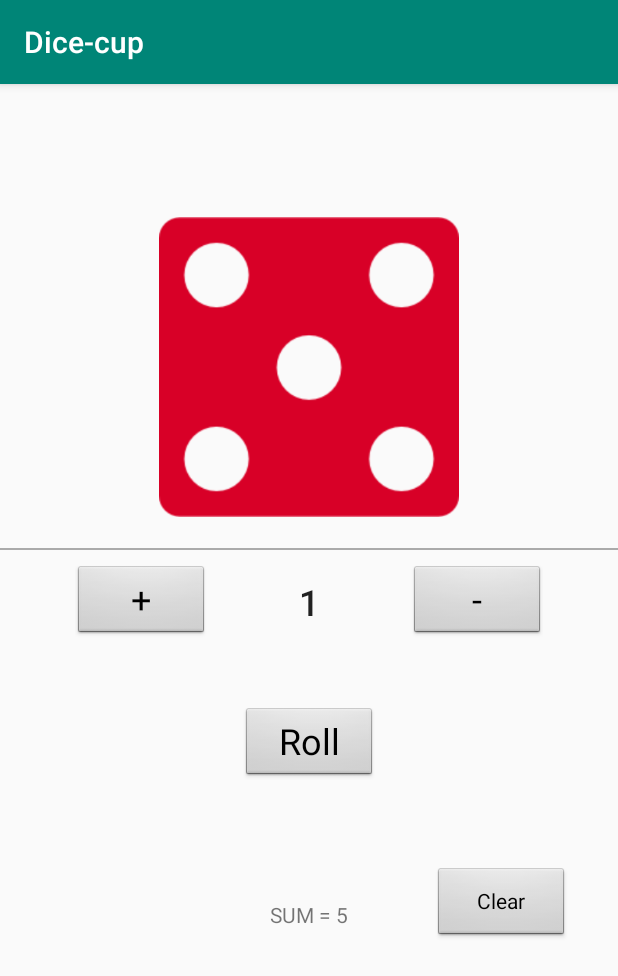
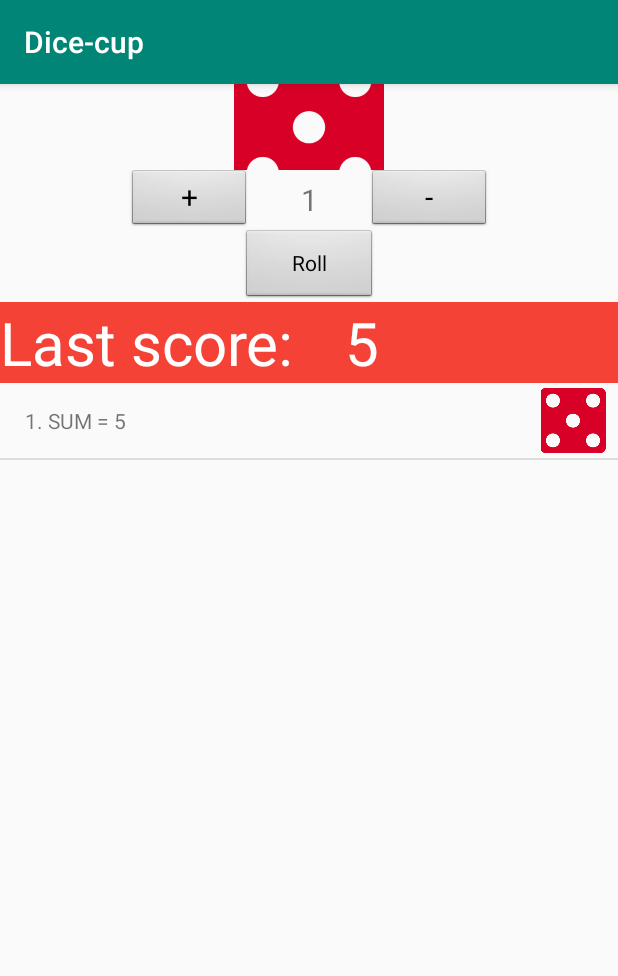
Before and after one commit to SzymonSoczewka/Dicecup, an Android app: the screen it shows after launch (MainActivity), after a tap on "Roll", on a phone screen of 412 x 824 dp. Shown: the top 976 px of the screen. Run offline under Robolectric (Android 15) with nearby library versions, the phone set to English and light mode, and no system bars.

Commit message:
Almost done

```diff
--- a/app/src/main/java/com/example/dice_cup/MainActivity.java
+++ b/app/src/main/java/com/example/dice_cup/MainActivity.java
@@ -1,31 +1,41 @@
 package com.example.dice_cup;
 
-import androidx.appcompat.app.AppCompatActivity;
-
+import android.app.ListActivity;
 import android.content.Context;
 import android.os.Bundle;
-import android.util.Log;
+import android.view.LayoutInflater;
 import android.view.View;
+import android.view.ViewGroup;
+import android.widget.ArrayAdapter;
 import android.widget.Button;
 import android.widget.ImageView;
 import android.widget.LinearLayout;
+import android.widget.ListAdapter;
+import android.widget.ListView;
 import android.widget.TextView;
+
+import androidx.annotation.NonNull;
+import androidx.annotation.Nullable;
+import androidx.appcompat.app.AppCompatActivity;
 
 import java.util.ArrayList;
 import java.util.List;
 import java.util.Random;
 
 public class MainActivity extends AppCompatActivity {
-    private Button add,subtract,dicesNum,roll,clear;
-    private LinearLayout dicesField, historyLayout;
+    private Button add,subtract,roll;
+    private TextView dicesNum,lastScore;
+    private LinearLayout dicesField;
+    private ListView historyListView;
     private Context c;
     LinearLayout.LayoutParams params;
     private int currentNum = 1;
-    private int sum = 0;
-    private String historyLog = "";
+    private int sum;
     ImageView dice;
     private Random r = new Random();
-    private List<String> historyRecord = new ArrayList<>();
+    private ArrayList<String> historyRecord = new ArrayList<>();
+    private ArrayList<Integer> historyRecord2 = new ArrayList<>();
+
     @Override
     protected void onCreate(Bundle savedInstanceState) {
         super.onCreate(savedInstanceState);
@@ -33,7 +43,6 @@ public class MainActivity extends AppCompatActivity {
         c = getWindow().getContext();
         init();
         setButtons();
-
     }
 
     private void setButtons() {
@@ -52,31 +61,15 @@ public class MainActivity extends AppCompatActivity {
             }
         });
         roll.setOnClickListener(new View.OnClickListener() {
-            @Override // 300 git
+            @Override
             public void onClick(View v) {
                 dicesField.removeAllViews();
                 sum = 0;
+                historyRecord2.clear();
                 generateDices(currentNum);
             }
         });
-        clear.setOnClickListener(new View.OnClickListener() {
-            @Override // 300 git
-            public void onClick(View v) {
-                clearHistory();
     }
-        });
-    }
-    private LinearLayout.LayoutParams adjustParams(int num){
-        if(currentNum < 4)
-            return new LinearLayout.LayoutParams(300,300);
-        else if(currentNum == 4)
-            return new LinearLayout.LayoutParams(250,250);
-        else if(currentNum == 5)
-            return new LinearLayout.LayoutParams(200,200);
-        else
-            return new LinearLayout.LayoutParams(150,150);
-    }
-
     private void generateDices(int currentNum) {
         for (int i = 0; i < currentNum; i++) {
             int randomNum = r.nextInt(6) + 1;
@@ -85,72 +78,92 @@ public class MainActivity extends AppCompatActivity {
             switch (randomNum) {
                 case 1:
                     dice.setImageResource(R.drawable.dice_one);
+                    historyRecord2.add(R.drawable.dice_one);
                     break;
                 case 2:
                     dice.setImageResource(R.drawable.dice_two);
+                    historyRecord2.add(R.drawable.dice_two);
                     break;
                 case 3:
                     dice.setImageResource(R.drawable.dice_three);
+                    historyRecord2.add(R.drawable.dice_three);
                     break;
                 case 4:
                     dice.setImageResource(R.drawable.dice_four);
+                    historyRecord2.add(R.drawable.dice_four);
                     break;
                 case 5:
                     dice.setImageResource(R.drawable.dice_five);
+                    historyRecord2.add(R.drawable.dice_five);
                     break;
                 case 6:
                     dice.setImageResource(R.drawable.dice_six);
+                    historyRecord2.add(R.drawable.dice_six);
                     break;
             }
-            params = adjustParams(currentNum);
+            params = new LinearLayout.LayoutParams(150,150);
             params.setMargins(5,0,5,0);
             dice.setLayoutParams(params);
             dicesField.addView(dice);
         }
-        historyLog= "SUM = "+sum;
-        handleHistory(historyLog);
+        lastScore.setText(String.valueOf(sum));
+        setAdapter(historyRecord);
     }
 
-    private void handleHistory(String historyLog) {
-        if(historyRecord.size()>5){
-            historyRecord.remove(0);
-            historyRecord.add(historyLog);
-            addLogs(historyRecord);
-        }
-        else{
-            historyRecord.add(historyLog);
-            addLogs(historyRecord);
-        }
+    private void setAdapter(ArrayList<String> historyRecord) {
+        historyRecord.add(historyRecord.size()+1 +". SUM = " + sum);
+        RollAdapter arrayAdapter = new RollAdapter(this,historyRecord);
+        historyListView.setAdapter(arrayAdapter);
     }
 
-
-    private void addLogs(List<String> logs)
-    {
-        TextView v;
-        historyLayout.removeAllViews();
-        v = new TextView(c);
-        String str = "History";
-        v.setText(str);
-        historyLayout.addView(new TextView(c));
-        for (String s: logs){
-            v = new TextView(c);
-            v.setText(s);
-            historyLayout.addView(v);
-        }
-    }
     private void init() {
         add = findViewById(R.id.addButt);
         subtract = findViewById(R.id.subtractButt);
         dicesNum = findViewById(R.id.dicesNum);
         roll = findViewById(R.id.roll);
-     clear = findViewById(R.id.clear);
         dicesField = findViewById(R.id.dicesField);
-     historyLayout = findViewById(R.id.historyLayout);
+        historyListView = findViewById(R.id.listView);
+        lastScore = findViewById(R.id.lastScore);
         }
 
-    public void clearHistory() {
-        historyLayout.removeAllViews();
-        historyRecord.clear();
+
+    class RollAdapter extends ArrayAdapter<String>{
+
+        private ArrayList<String> rolls = historyRecord;
+
+        public RollAdapter(@NonNull Context context, @NonNull ArrayList<String> rolls) {
+            super(context, 0, rolls);
+            this.rolls = rolls;
         }
 
+        @NonNull
+        @Override
+        public View getView(int position, @Nullable View view, @NonNull ViewGroup parent) {
+
+            if(view == null)
+            {
+                //Obtain inflater
+                LayoutInflater inflater = (LayoutInflater) getContext().getSystemService(Context.LAYOUT_INFLATER_SERVICE);
+                view = inflater.inflate(R.layout.single_record,null);
             }
+
+            String score = historyRecord.get(position);
+
+            TextView txtScore = view.findViewById(R.id.textView);
+            txtScore.setText(score);
+
+
+            LinearLayout dicesLayout = view.findViewById(R.id.dicesContainter);
+            dicesLayout.removeAllViews();
+            for (Integer imageID : historyRecord2) {
+                ImageView dice = new ImageView(c);
+                dice.setImageResource(imageID);
+                LinearLayout.LayoutParams params = new LinearLayout.LayoutParams(80, LinearLayout.LayoutParams.MATCH_PARENT);
+                params.setMargins(5,5,5,5);
+                dice.setLayoutParams(params);
+                dicesLayout.addView(dice);
+            }
+            return view;
+        }
+        }
+    }
--- a/app/src/main/res/layout/activity_main.xml
+++ b/app/src/main/res/layout/activity_main.xml
@@ -1,139 +1,99 @@
 <?xml version="1.0" encoding="utf-8"?>
-<androidx.constraintlayout.widget.ConstraintLayout xmlns:android="http://schemas.android.com/apk/res/android"
-    xmlns:app="http://schemas.android.com/apk/res-auto"
+<LinearLayout xmlns:android="http://schemas.android.com/apk/res/android"
     xmlns:tools="http://schemas.android.com/tools"
     android:layout_width="match_parent"
     android:layout_height="match_parent"
-    tools:context=".MainActivity">
+    tools:context=".MainActivity"
+    android:orientation="vertical">
 
-    <View
-        android:id="@+id/view"
+    <LinearLayout
+        android:id="@+id/dicesField"
         android:layout_width="match_parent"
-        android:layout_height="1dp"
-        android:layout_marginTop="30dp"
-        android:layout_marginBottom="11dp"
-        android:background="@android:color/darker_gray"
-        app:layout_constraintBottom_toTopOf="@+id/linearLayout4"
-        app:layout_constraintEnd_toEndOf="parent"
-        app:layout_constraintHorizontal_bias="0.0"
-        app:layout_constraintStart_toStartOf="parent"
-        app:layout_constraintTop_toBottomOf="@+id/scollview" />
+        android:layout_height="57dp"
+        android:gravity="center"
+        android:orientation="horizontal" />
 
-    <ScrollView
-        android:id="@+id/scollview"
-        android:layout_width="0dp"
+    <LinearLayout
+        android:layout_width="match_parent"
         android:layout_height="wrap_content"
-        android:layout_marginTop="80dp"
-        android:layout_marginBottom="15dp"
-        android:orientation="horizontal"
-        app:layout_constraintBottom_toTopOf="@+id/linearLayout4"
-        app:layout_constraintEnd_toEndOf="parent"
-        app:layout_constraintHorizontal_bias="0.0"
-        app:layout_constraintStart_toStartOf="parent"
-        app:layout_constraintTop_toTopOf="parent">
+        android:gravity="center">
 
-        <LinearLayout
-            android:id="@+id/dicesField"
-            android:layout_width="match_parent"
-            android:layout_height="wrap_content"
-            android:adjustViewBounds="true"
+        <Button
+            android:id="@+id/addButt"
+            style="@android:style/Widget.Button.Small"
+            android:layout_width="80dp"
+            android:layout_height="40dp"
+            android:text="@string/add"
+            android:textSize="20sp" />
+
+        <TextView
+            android:id="@+id/dicesNum"
+            android:layout_width="80dp"
+            android:layout_height="40dp"
             android:gravity="center"
-            android:orientation="horizontal" />
-    </ScrollView>
+            android:text="@string/dicesDefault"
+            android:textSize="20sp" />
+
+        <Button
+            android:id="@+id/subtractButt"
+            style="@android:style/Widget.Button.Small"
+            android:layout_width="80dp"
+            android:layout_height="40dp"
+            android:text="@string/sub"
+            android:textSize="20sp" />
+
+    </LinearLayout>
 
     <Button
         android:id="@+id/roll"
         style="@android:style/Widget.Button.Small"
         android:layout_width="wrap_content"
         android:layout_height="wrap_content"
-        android:layout_marginStart="162dp"
-        android:layout_marginLeft="162dp"
-        android:layout_marginTop="30dp"
-        android:layout_marginEnd="162dp"
-        android:layout_marginRight="162dp"
-        android:layout_marginBottom="26dp"
-        android:text="Roll"
-        android:textSize="24sp"
-        app:layout_constraintBottom_toTopOf="@id/historyLayout"
-        app:layout_constraintEnd_toEndOf="parent"
-        app:layout_constraintStart_toStartOf="parent"
-        app:layout_constraintTop_toBottomOf="@+id/linearLayout4" />
+        android:layout_gravity="center"
+        android:text="@string/rollText" />
 
     <LinearLayout
-        android:id="@+id/linearLayout4"
-        android:layout_width="0dp"
-        android:layout_height="65dp"
-        android:layout_marginStart="50dp"
-        android:layout_marginLeft="50dp"
-        android:layout_marginEnd="50dp"
-        android:layout_marginRight="50dp"
-        android:gravity="center"
-        android:orientation="horizontal"
-        app:layout_constraintBottom_toTopOf="@+id/roll"
-        app:layout_constraintEnd_toEndOf="parent"
-        app:layout_constraintStart_toStartOf="parent"
-        app:layout_constraintTop_toBottomOf="@+id/scollview">
+        android:layout_width="match_parent"
+        android:layout_height="wrap_content"
+        android:background="#F44336"
+        android:orientation="horizontal">
 
-        <Button
-            android:id="@+id/addButt"
-            style="@android:style/Widget.Button.Small"
-            android:layout_width="wrap_content"
+        <TextView
+            android:layout_width="230dp"
             android:layout_height="wrap_content"
-            android:text="+"
-            android:textSize="24sp" />
+            android:gravity="center|left"
+            android:text="@string/resultTitle"
+            android:textColor="@android:color/white"
+            android:textSize="40sp" />
 
-        <Button
-            android:id="@+id/dicesNum"
-            style="@style/Widget.AppCompat.Button.Borderless"
-            android:layout_width="50dp"
+        <LinearLayout
+            android:layout_width="match_parent"
             android:layout_height="wrap_content"
-            android:layout_weight="1"
-            android:clickable="false"
-            android:text="1"
-            android:textSize="24sp" />
+            android:gravity="right"
+            android:paddingRight="10dp">
 
-        <Button
-            android:id="@+id/subtractButt"
-            style="@android:style/Widget.Button.Small"
-            android:layout_width="wrap_content"
-            android:layout_height="wrap_content"
-            android:text="-"
-            android:textSize="24sp" />
+            <TextView
+                android:id="@+id/txtResult"
+                android:layout_width="wrap_content"
+                android:layout_height="wrap_content"
+                android:textColor="@android:color/white"
+                android:textSize="40sp" />
+
+            <TextView
+                android:id="@+id/lastScore"
+                android:layout_width="match_parent"
+                android:layout_height="match_parent"
+                android:gravity="center|left"
+                android:text="@string/resultVal"
+                android:textColor="@android:color/white"
+                android:textSize="40sp" />
+        </LinearLayout>
 
     </LinearLayout>
 
-    <LinearLayout
-        android:id="@+id/historyLayout"
-        android:layout_width="wrap_content"
-        android:layout_height="219dp"
-        android:layout_marginStart="150dp"
-        android:layout_marginLeft="150dp"
-        android:layout_marginTop="26dp"
-        android:layout_marginEnd="150dp"
-        android:layout_marginRight="150dp"
-        android:layout_marginBottom="15dp"
-        android:gravity="center_horizontal|top"
-        android:orientation="vertical"
-        app:layout_constraintBottom_toBottomOf="parent"
-        app:layout_constraintEnd_toEndOf="parent"
-        app:layout_constraintStart_toStartOf="parent"
-        app:layout_constraintTop_toBottomOf="@+id/roll"/>
+    <ListView
+        android:id="@+id/listView"
+        android:layout_width="match_parent"
+        android:layout_height="match_parent"/>
 
-    <Button
-        android:id="@+id/clear"
-        style="@android:style/Widget.Button.Small"
-        android:layout_width="wrap_content"
-        android:layout_height="wrap_content"
-        android:layout_marginStart="55dp"
-        android:layout_marginLeft="55dp"
-        android:layout_marginTop="194dp"
-        android:layout_marginEnd="31dp"
-        android:layout_marginRight="31dp"
-        android:layout_marginBottom="246dp"
-        android:text="Clear"
-        app:layout_constraintBottom_toBottomOf="parent"
-        app:layout_constraintEnd_toEndOf="parent"
-        app:layout_constraintStart_toEndOf="@+id/historyLayout"
-        app:layout_constraintTop_toBottomOf="@+id/linearLayout4" />
-
-</androidx.constraintlayout.widget.ConstraintLayout>
+</LinearLayout>
--- /dev/null
+++ b/app/src/main/res/layout/single_record.xml
@@ -0,0 +1,36 @@
+<?xml version="1.0" encoding="utf-8"?>
+<LinearLayout xmlns:android="http://schemas.android.com/apk/res/android"
+    xmlns:app="http://schemas.android.com/apk/res-auto"
+    android:orientation="horizontal" android:layout_width="match_parent"
+    android:layout_height="match_parent">
+
+    <TextView
+        android:id="@+id/textView"
+        android:layout_width="200dp"
+        android:layout_height="50dp"
+        android:layout_weight="1"
+        android:gravity="center" />
+
+    <LinearLayout
+        android:id="@+id/dicesContainter"
+        android:layout_width="match_parent"
+        android:layout_height="match_parent"
+        android:layout_weight="1"
+        android:gravity="right"
+        android:orientation="horizontal">
+
+        <ImageView
+            android:id="@+id/imageView2"
+            android:layout_width="wrap_content"
+            android:layout_height="wrap_content"
+            android:layout_weight="1"
+            app:srcCompat="@drawable/dice_five" />
+
+        <ImageView
+            android:id="@+id/imageView"
+            android:layout_width="wrap_content"
+            android:layout_height="wrap_content"
+            android:layout_weight="1"
+            app:srcCompat="@drawable/dice_five" />
+    </LinearLayout>
+</LinearLayout>
--- a/app/src/main/res/values/strings.xml
+++ b/app/src/main/res/values/strings.xml
@@ -1,3 +1,10 @@
 <resources>
     <string name="app_name">Dice-cup</string>
+    <string name="rollText">Roll</string>
+    <string name="title_activity_list1">ListActivity1</string>
+    <string name="resultTitle">Last score:</string>
+    <string name="resultVal">0</string>
+    <string name="dicesDefault">1</string>
+    <string name="sub">-</string>
+    <string name="add">+</string>
 </resources>
```
Lines whose indentation alone changed are shown as unchanged.
